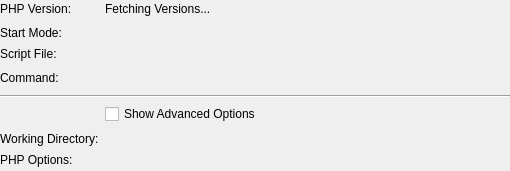
Tinkerforge/brickv, file src/brickv/plugin_system/plugins/red/ui/program_info_php.ui: the form before one commit.
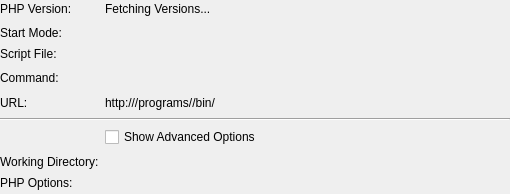
The form after the commit.

Commit message: red-brick/pi: Extend PHP and Python info pages for the new web interface mode

What changed in the file:
```diff
--- a/src/brickv/plugin_system/plugins/red/ui/program_info_php.ui
+++ b/src/brickv/plugin_system/plugins/red/ui/program_info_php.ui
@@ -7,7 +7,7 @@
     <x>0</x>
     <y>0</y>
     <width>510</width>
-    <height>171</height>
+    <height>194</height>
    </rect>
   </property>
   <property name="windowTitle">
@@ -53,14 +53,14 @@
        </property>
       </widget>
      </item>
-     <item row="6" column="0">
+     <item row="7" column="0">
       <widget class="QLabel" name="label_working_directory_title">
        <property name="text">
         <string>Working Directory:</string>
        </property>
       </widget>
      </item>
-     <item row="4" column="0" colspan="2">
+     <item row="5" column="0" colspan="2">
       <widget class="Line" name="line">
        <property name="orientation">
         <enum>Qt::Horizontal</enum>
@@ -125,7 +125,7 @@
        </property>
       </widget>
      </item>
-     <item row="6" column="1">
+     <item row="7" column="1">
       <widget class="QLabel" name="label_working_directory">
        <property name="text">
         <string>&lt;working-directory&gt;</string>
@@ -141,14 +141,14 @@
        </property>
       </widget>
      </item>
-     <item row="5" column="1">
+     <item row="6" column="1">
       <widget class="QCheckBox" name="check_show_advanced_options">
        <property name="text">
         <string>Show Advanced Options</string>
        </property>
       </widget>
      </item>
-     <item row="7" column="0">
+     <item row="8" column="0">
       <widget class="QLabel" name="label_options_title">
        <property name="text">
         <string>PHP Options:</string>
@@ -158,7 +158,7 @@
        </property>
       </widget>
      </item>
-     <item row="7" column="1">
+     <item row="8" column="1">
       <widget class="QLabel" name="label_options">
        <property name="text">
         <string>&lt;php-options&gt;</string>
@@ -171,6 +171,26 @@
        </property>
       </widget>
      </item>
+     <item row="4" column="0">
+      <widget class="QLabel" name="label_url_title">
+       <property name="text">
+        <string>URL:</string>
+       </property>
+      </widget>
+     </item>
+     <item row="4" column="1">
+      <widget class="QLabel" name="label_url">
+       <property name="text">
+        <string>http://&lt;SERVER&gt;/programs/&lt;IDENTIFIER&gt;/bin/</string>
+       </property>
+       <property name="textFormat">
+        <enum>Qt::PlainText</enum>
+       </property>
+       <property name="textInteractionFlags">
+        <set>Qt::LinksAccessibleByMouse|Qt::TextSelectableByKeyboard|Qt::TextSelectableByMouse</set>
+       </property>
+      </widget>
+     </item>
     </layout>
    </item>
   </layout>
```
Left out of the diff: 8 changed lines with no effect on the pictures. The commit also changes 10 other files.
